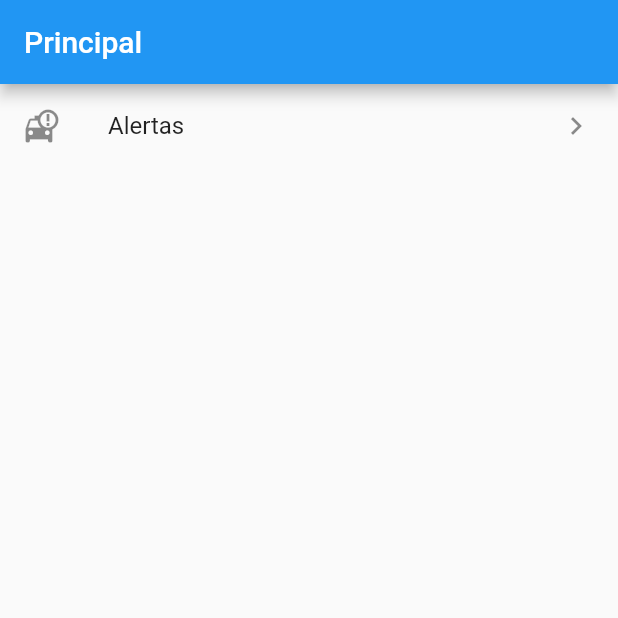
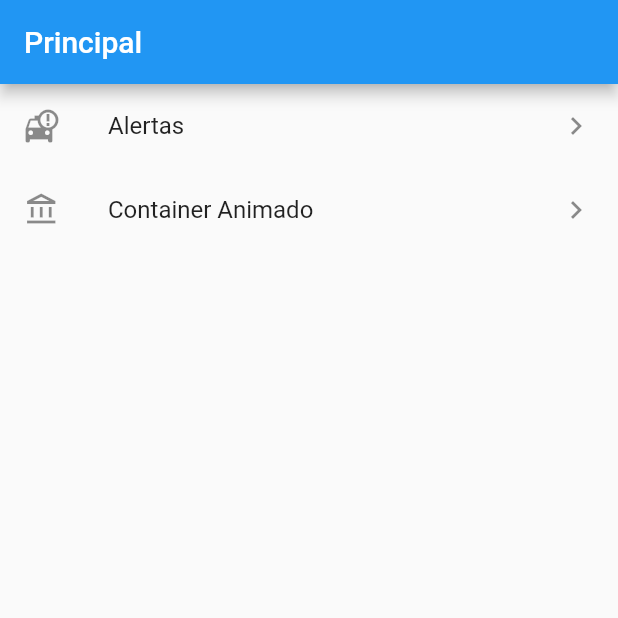
Before and after one commit to darevalo8/widget_catalogo, a Flutter app: the screen it shows after launch, on a phone screen of 412 x 824 dp, the top half of it. Run offline on Flutter 3.47's test engine with Material 2 defaults, Android fonts, the phone set to English and light mode, and no system bars.

Commit message:
se añadio la pagina animatedContainer

```diff
--- a/lib/main.dart
+++ b/lib/main.dart
@@ -1,5 +1,6 @@
 import 'package:flutter/material.dart';
 import 'package:widget_catalogo/src/pages/alert_page.dart';
+import 'package:widget_catalogo/src/pages/animated_container.dart';
 import 'package:widget_catalogo/src/pages/home_page.dart';
 
 void main() {
@@ -19,8 +20,10 @@ class MyApp extends StatelessWidget {
       initialRoute: '/',
       routes: {
         // context, sirve para saber en que lugar o posicion de la aplicacion.
+        //TODO extraer las rutas en un archivo routes.dart y llamarlas aqui
         '/': (BuildContext context) => HomePage(),
         'alerta': (BuildContext context) => AlertPage(),
+        'container': (BuildContext context) => AnimatedContainerPage()
       },
     );
   }
--- a/lib/src/pages/home_page.dart
+++ b/lib/src/pages/home_page.dart
@@ -13,6 +13,7 @@ class HomePage extends StatelessWidget {
           child: SingleChildScrollView(
         child: Column(
           children: [
+            // TODO hacer de el widget ListTile sea una funcion widget reutilizable
             ListTile(
               title: Text('Alertas'),
               leading: Icon(Icons.taxi_alert),
@@ -22,6 +23,15 @@ class HomePage extends StatelessWidget {
                 Navigator.pushNamed(context, 'alerta');
               },
             ),
+            ListTile(
+              title: Text('Container Animado'),
+              leading: Icon(Icons.account_balance_outlined),
+              trailing: Icon(Icons.keyboard_arrow_right),
+              onTap: () {
+
+                Navigator.pushNamed(context, 'container');
+              },
+            ),
 
           ],
         ),
```
Also changed, not shown: lib/src/pages/animated_container.dart (added, +61 -0 lines).
